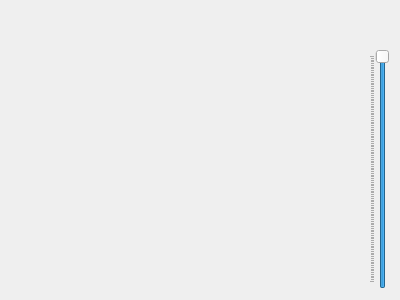
This is RoomClient/userview.ui in ljmc2000/VirtualConcertHall as Qt 5 draws it before an edit. The edited form follows.
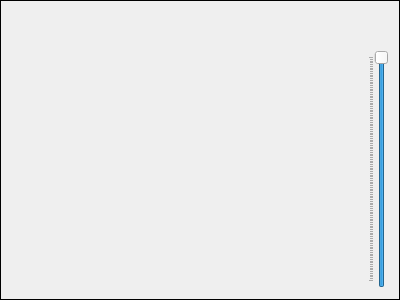
This is the edited form.

Commit message: put a frame on the userview to avoid confusion on who is who

The edit to the form file:
```diff
--- a/RoomClient/userview.ui
+++ b/RoomClient/userview.ui
@@ -1,7 +1,7 @@
 <?xml version="1.0" encoding="UTF-8"?>
 <ui version="4.0">
  <class>UserView</class>
- <widget class="QWidget" name="UserView">
+ <widget class="QFrame" name="UserView">
   <property name="geometry">
    <rect>
     <x>0</x>
@@ -13,6 +13,12 @@
   <property name="windowTitle">
    <string>Form</string>
   </property>
+  <property name="frameShape">
+   <enum>QFrame::Box</enum>
+  </property>
+  <property name="frameShadow">
+   <enum>QFrame::Plain</enum>
+  </property>
   <layout class="QGridLayout" name="gridLayout">
    <item row="1" column="1">
     <widget class="QSlider" name="volumeSlider">
```
The commit also changes 2 other files.
